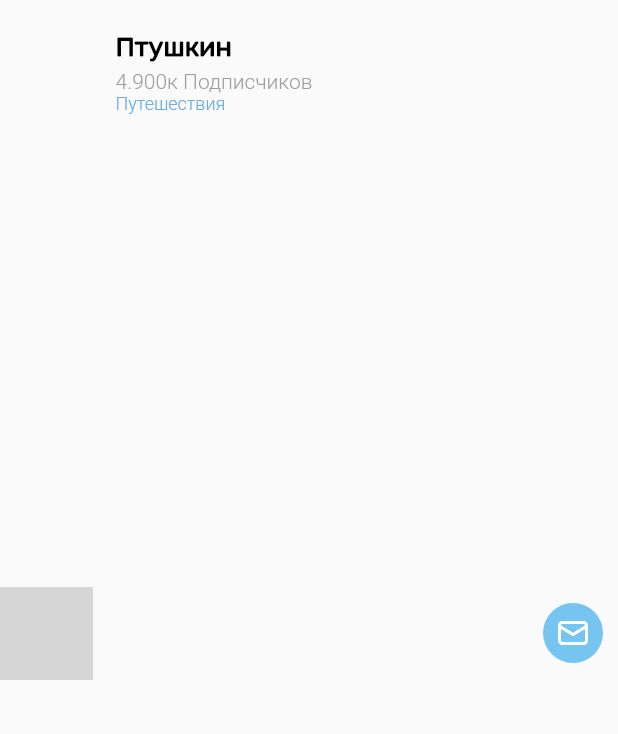
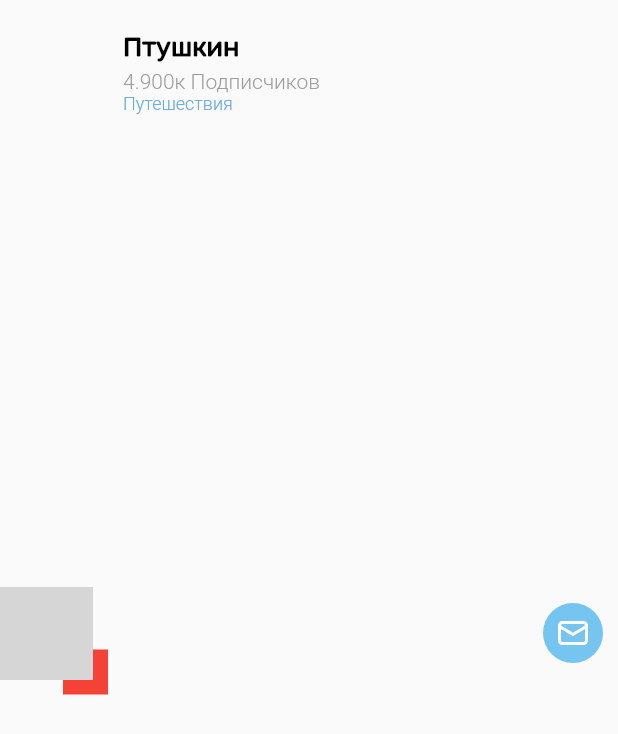
Before and after one commit to sumi-app/sumi_app, a Flutter app: the BlogCard widget shown alone on an empty page, opened directly, on a phone screen of 412 x 824 dp. Shown: the top 734 px of the screen. Run offline on Flutter 3.47's test engine with Material 2 defaults, Android fonts, the light colour scheme and no system bars; our stand-ins replace auto_route, flutter_svg; network calls fail; grey boxes are pictures that could not be loaded.

Commit message:
Add social icon place

```diff
--- a/lib/ui/screens/bloggers.dart
+++ b/lib/ui/screens/bloggers.dart
@@ -86,6 +86,9 @@ class BlogCard extends StatelessWidget {
         onTap: () {},
         child: Row(
           children: [
+            Stack(
+              alignment: Alignment.bottomRight,
+              children: [
                 ClipRRect(
                   borderRadius: BorderRadius.circular(10),
                   child: Image.network(
@@ -94,9 +97,25 @@ class BlogCard extends StatelessWidget {
                     height: 62,
                   ),
                 ),
+                Transform(
+                  transform: Matrix4.translationValues(10, 10, 0),
+                  child:
+                      //TODO: Вот тут иконка соц сети
+                      // Сделай пж тоже через Clip
+                      //ClipOval вроде
+                      Container(
+                    color: Colors.red,
+                    width: 30,
+                    height: 30,
+                  ),
+                  //
+                  //
+                ),
+              ],
+            ),
             Expanded(
               child: Container(
-                padding: EdgeInsets.only(left: 15),
+                padding: EdgeInsets.only(left: 20),
                 child: Column(
                   crossAxisAlignment: CrossAxisAlignment.start,
                   children: [
```
Lines whose indentation alone changed are shown as unchanged.
